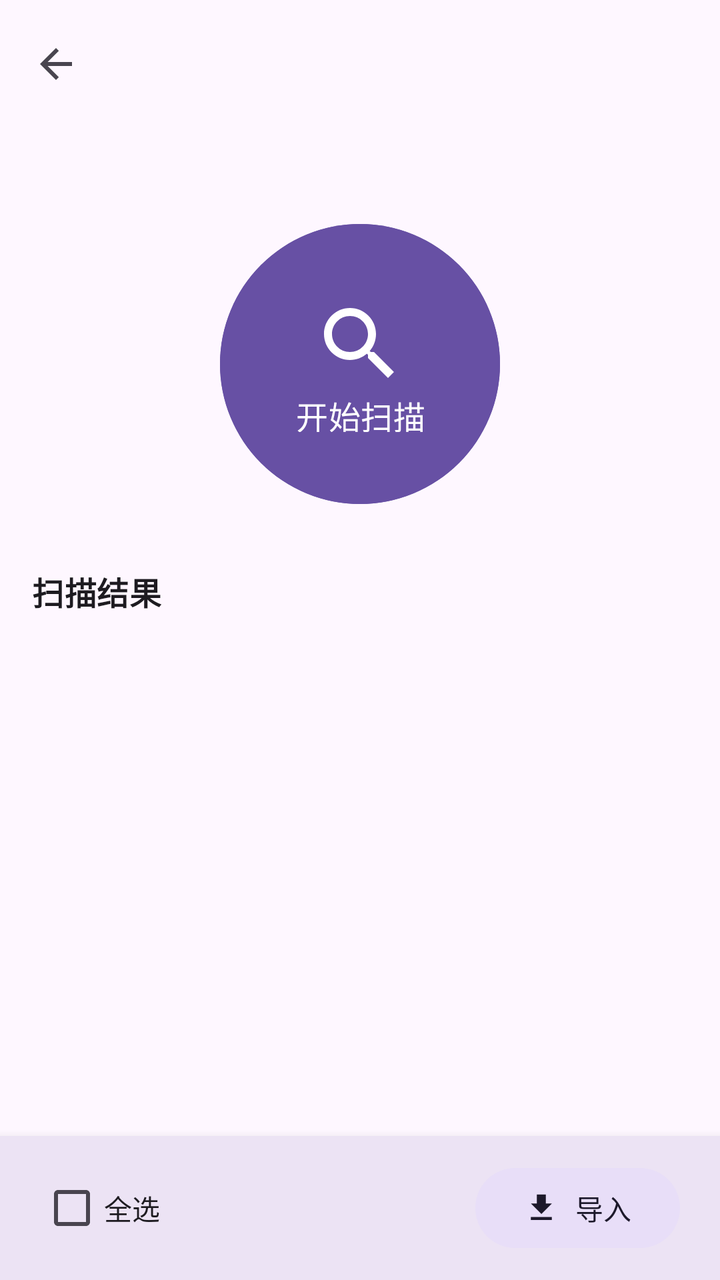
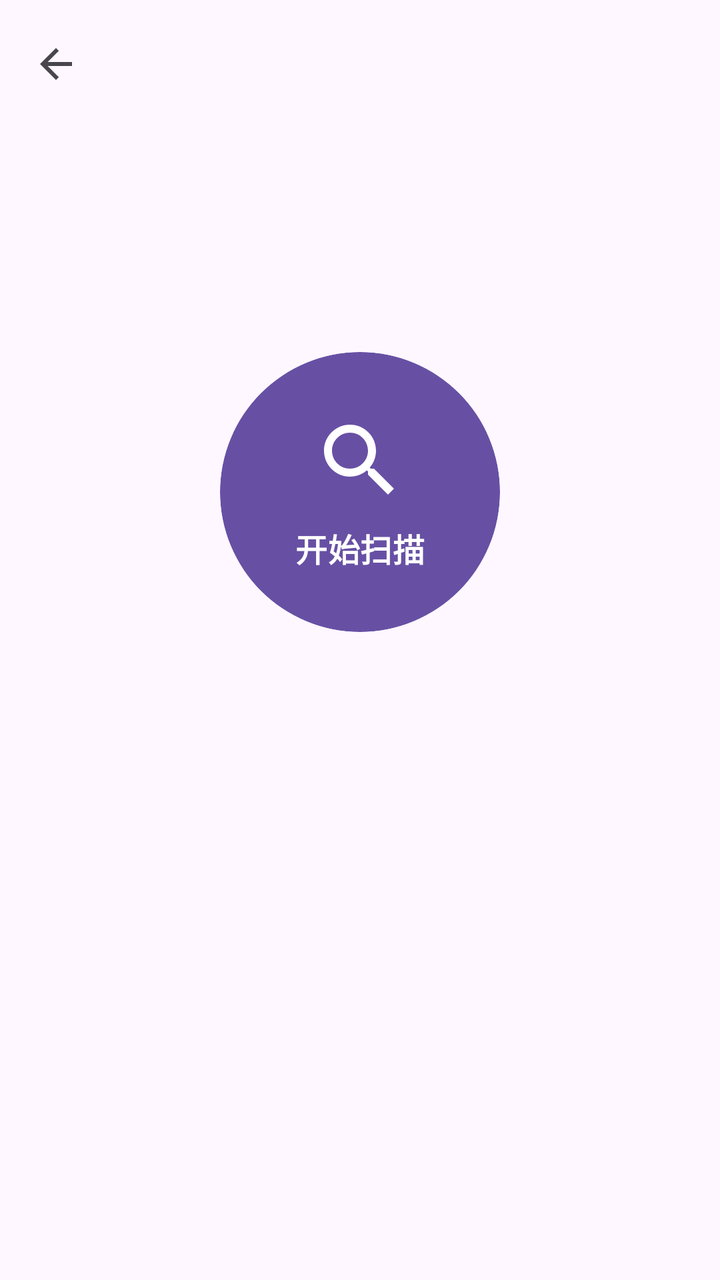

Two renders of the same Android screen: before a commit and after it. Below are the layout's source before the change and the commit's diff.
<!-- AndroidManifest.xml: application theme Theme.MyMedia -->
<!-- res/layout/activity_scan.xml -->
<?xml version="1.0" encoding="utf-8"?>
<LinearLayout xmlns:android="http://schemas.android.com/apk/res/android"
    xmlns:app="http://schemas.android.com/apk/res-auto"
    xmlns:tools="http://schemas.android.com/tools"
    android:layout_width="match_parent"
    android:layout_height="match_parent"
    android:orientation="vertical"
    android:background="?android:attr/colorBackground"
    tools:context=".feature.scan.ScanActivity">

    
    <com.google.android.material.appbar.AppBarLayout
        android:id="@+id/appBar"
        android:layout_width="match_parent"
        android:layout_height="wrap_content"
        android:background="?attr/colorSurface">

        <com.google.android.material.appbar.MaterialToolbar
            android:id="@+id/toolbar"
            android:layout_width="match_parent"
            android:layout_height="?attr/actionBarSize"
            app:navigationIcon="@drawable/ic_back" />
    </com.google.android.material.appbar.AppBarLayout>

    
    <androidx.core.widget.NestedScrollView
        android:layout_width="match_parent"
        android:layout_height="@dimen/dimens_0"
        android:layout_weight="1"
        android:fillViewport="true">

        <LinearLayout
            android:layout_width="match_parent"
            android:layout_height="wrap_content"
            android:orientation="vertical"
            android:padding="@dimen/dimens_16"
            android:gravity="center_horizontal">

            
            <com.google.android.material.button.MaterialButton
                android:id="@+id/btn_scan"
                android:layout_width="@dimen/dimens_140"
                android:layout_height="@dimen/dimens_140"
                android:text="@string/scan_action"
                app:iconPadding="@dimen/dimens_0"
                android:insetTop="@dimen/dimens_0"
                android:insetBottom="@dimen/dimens_0"
                app:cornerRadius="@dimen/dimens_70"
                style="@style/Widget.Material3.Button"
                android:backgroundTint="?attr/colorPrimary"
                android:textColor="?attr/colorOnPrimary"
                app:icon="@drawable/ic_search"
                app:iconSize="@dimen/dimens_48"
                app:iconGravity="top"
                app:iconTint="?attr/colorOnPrimary"
                android:paddingTop="@dimen/dimens_36"
                android:paddingBottom="@dimen/dimens_36"
                android:textAppearance="?attr/textAppearanceTitleMedium"
                android:layout_gravity="center_horizontal"
                android:layout_marginTop="@dimen/dimens_32"
                android:layout_marginBottom="@dimen/dimens_32" />

            
            <TextView
                android:id="@+id/tv_results_title"
                android:layout_width="match_parent"
                android:layout_height="wrap_content"
                android:text="@string/scan_results"
                android:layout_marginBottom="@dimen/dimens_16"
                android:textAppearance="?attr/textAppearanceTitleMedium"
                android:textStyle="bold" />

            
            <TextView
                android:id="@+id/tv_empty"
                android:layout_width="match_parent"
                android:layout_height="wrap_content"
                android:text="@string/no_results"
                android:textAppearance="?attr/textAppearanceBodyMedium"
                android:textColor="?android:attr/textColorSecondary"
                android:gravity="center"
                android:layout_marginTop="@dimen/dimens_24"
                android:visibility="gone" />

            
            <androidx.recyclerview.widget.RecyclerView
                android:id="@+id/rv_scan_results"
                android:layout_width="match_parent"
                android:layout_height="wrap_content"
                android:nestedScrollingEnabled="false"
                tools:listitem="@layout/item_media_linear" />

        </LinearLayout>
    </androidx.core.widget.NestedScrollView>

    
    <com.google.android.material.card.MaterialCardView
        android:id="@+id/bottom_bar"
        android:layout_width="match_parent"
        android:layout_height="wrap_content"
        style="@style/Widget.Material3.CardView.Elevated"
        app:cardCornerRadius="@dimen/dimens_0"
        app:cardElevation="@dimen/dimens_8"
        android:backgroundTint="?attr/colorSurface">

        <LinearLayout
            android:layout_width="match_parent"
            android:layout_height="wrap_content"
            android:orientation="horizontal"
            android:gravity="center_vertical"
            android:paddingStart="@dimen/dimens_20"
            android:paddingEnd="@dimen/dimens_20"
            android:paddingTop="@dimen/dimens_12"
            android:paddingBottom="@dimen/dimens_12">

            
            <com.google.android.material.checkbox.MaterialCheckBox
                android:id="@+id/cb_select_all"
                android:checked="false"
                android:layout_width="wrap_content"
                android:layout_height="wrap_content"
                android:text="全选"
                android:textAppearance="?attr/textAppearanceLabelLarge" />

            <View
                android:layout_width="@dimen/dimens_0"
                android:layout_height="@dimen/dimens_1"
                android:layout_weight="1" />

            
            <com.google.android.material.button.MaterialButton
                android:id="@+id/btn_import"
                android:layout_width="wrap_content"
                android:layout_height="wrap_content"
                android:text="导入"
                style="@style/Widget.Material3.Button.TonalButton"
                app:icon="@drawable/ic_import"
                app:iconGravity="textStart"
                android:paddingStart="@dimen/dimens_20"
                android:paddingEnd="@dimen/dimens_20" />

        </LinearLayout>
    </com.google.android.material.card.MaterialCardView>

</LinearLayout>
<!-- res/layout/item_media_linear.xml (included above) -->
<?xml version="1.0" encoding="utf-8"?>
<androidx.constraintlayout.widget.ConstraintLayout xmlns:android="http://schemas.android.com/apk/res/android"
    xmlns:app="http://schemas.android.com/apk/res-auto"
    xmlns:tools="http://schemas.android.com/tools"
    android:layout_width="match_parent"
    android:layout_height="wrap_content"
    android:background="?attr/selectableItemBackground">

    
    <com.google.android.material.checkbox.MaterialCheckBox
        android:id="@+id/cb_select"
        android:layout_width="wrap_content"
        android:layout_height="wrap_content"
        android:minWidth="@dimen/dimens_0"
        android:minHeight="@dimen/dimens_0"
        app:layout_constraintStart_toStartOf="parent"
        app:layout_constraintTop_toTopOf="parent"
        app:layout_constraintBottom_toBottomOf="parent" />

    <com.google.android.material.imageview.ShapeableImageView
        android:id="@+id/iv_media_icon"
        android:layout_width="@dimen/dimens_48"
        android:layout_height="@dimen/dimens_48"
        android:background="?attr/colorSurfaceVariant"
        android:scaleType="center"
        android:src="@drawable/ic_music"
        app:shapeAppearanceOverlay="@style/ShapeAppearance.Material3.Corner.Small"
        app:layout_constraintStart_toEndOf="@id/cb_select"
        app:layout_constraintTop_toTopOf="parent"
        app:layout_constraintBottom_toBottomOf="parent"
        android:layout_marginStart="@dimen/dimens_12" />
    <LinearLayout
        android:id="@+id/ll_media_content"
        android:layout_width="@dimen/dimens_0"
        android:layout_height="wrap_content"
        android:orientation="vertical"
        app:layout_constraintStart_toEndOf="@id/iv_media_icon"
        app:layout_constraintEnd_toStartOf="@id/btn_edit"
        app:layout_constraintTop_toTopOf="parent"
        app:layout_constraintBottom_toBottomOf="parent"
        android:layout_marginStart="@dimen/dimens_12"
        android:layout_marginEnd="@dimen/dimens_12">

        <TextView
            android:id="@+id/tv_media_title"
            android:layout_width="match_parent"
            android:layout_height="wrap_content"
            android:text="媒体名称"
            android:textAppearance="?attr/textAppearanceBodyLarge"
            android:textStyle="bold"
            android:ellipsize="end"
            android:singleLine="true" />

        <TextView
            android:id="@+id/tv_media_subtitle"
            android:layout_width="match_parent"
            android:layout_height="wrap_content"
            android:text="作者 / 时长 / 大小"
            android:textAppearance="?attr/textAppearanceBodyMedium"
            android:textColor="?android:attr/textColorSecondary"
            android:layout_marginTop="@dimen/dimens_2"
            android:ellipsize="end"
            android:singleLine="true" />
    </LinearLayout>


    
    <ImageView
        android:id="@+id/btn_edit"
        android:layout_width="@dimen/dimens_40"
        android:layout_height="@dimen/dimens_40"
        android:padding="@dimen/dimens_8"
        android:src="@drawable/ic_edit"
        android:background="?attr/selectableItemBackgroundBorderless"
        android:contentDescription="编辑"
        app:tint="?attr/colorOnSurfaceVariant"
        app:layout_constraintEnd_toEndOf="parent"
        app:layout_constraintTop_toTopOf="parent"
        app:layout_constraintBottom_toBottomOf="parent" />

    
    <ImageView
        android:id="@+id/btn_more"
        android:layout_width="@dimen/dimens_0"
        android:layout_height="@dimen/dimens_0"
        android:visibility="gone"
        app:layout_constraintTop_toTopOf="parent"
        app:layout_constraintStart_toStartOf="parent" />

</androidx.constraintlayout.widget.ConstraintLayout>
<!-- resources referenced by this layout -->
<resources>
  <dimen name="dimens_0">0dp</dimen>
  <dimen name="dimens_1">1dp</dimen>
  <dimen name="dimens_12">12dp</dimen>
  <dimen name="dimens_140">140dp</dimen>
  <dimen name="dimens_16">16dp</dimen>
  <dimen name="dimens_2">2dp</dimen>
  <dimen name="dimens_20">20dp</dimen>
  <dimen name="dimens_24">24dp</dimen>
  <dimen name="dimens_32">32dp</dimen>
  <dimen name="dimens_36">36dp</dimen>
  <dimen name="dimens_40">40dp</dimen>
  <dimen name="dimens_48">48dp</dimen>
  <dimen name="dimens_70">70dp</dimen>
  <dimen name="dimens_8">8dp</dimen>
  <!-- drawable ic_back (drawable) -->
  <vector xmlns:android="http://schemas.android.com/apk/res/android"
      android:width="24dp"
      android:height="24dp"
      android:viewportWidth="24"
      android:viewportHeight="24"
      android:tint="?attr/colorControlNormal">
    <path
        android:fillColor="@android:color/white"
        android:pathData="M20,11H7.83l5.59,-5.59L12,4l-8,8 8,8 1.41,-1.41L7.83,13H20v-2z"/>
  </vector>
  <!-- drawable ic_edit (drawable) -->
  <vector xmlns:android="http://schemas.android.com/apk/res/android"
      android:width="24dp"
      android:height="24dp"
      android:viewportWidth="24"
      android:viewportHeight="24"
      android:tint="?attr/colorControlNormal">
    <path
        android:fillColor="@android:color/white"
        android:pathData="M3,17.25V21h3.75L17.81,9.94l-3.75,-3.75L3,17.25zM20.71,7.04c0.39,-0.39 0.39,-1.02 0,-1.41l-2.34,-2.34c-0.39,-0.39 -1.02,-0.39 -1.41,0l-1.83,1.83 3.75,3.75 1.83,-1.83z"/>
  </vector>
  <!-- drawable ic_import (drawable) -->
  <vector xmlns:android="http://schemas.android.com/apk/res/android"
      android:width="24dp"
      android:height="24dp"
      android:viewportWidth="24"
      android:viewportHeight="24"
      android:tint="?attr/colorControlNormal">
    <path
        android:fillColor="@android:color/white"
        android:pathData="M19,9h-4V3H9v6H5l7,7 7,-7zM5,18v2h14v-2H5z"/>
  </vector>
  <!-- drawable ic_music (drawable) -->
  <vector xmlns:android="http://schemas.android.com/apk/res/android"
      android:width="24dp"
      android:height="24dp"
      android:viewportWidth="24"
      android:viewportHeight="24"
      android:tint="?attr/colorControlNormal">
    <path
        android:fillColor="@android:color/white"
        android:pathData="M12,3v10.55c-0.59,-0.34 -1.27,-0.55 -2,-0.55 -2.21,0 -4,1.79 -4,4s1.79,4 4,4 4,-1.79 4,-4V7h4V3h-6z"/>
  </vector>
  <!-- drawable ic_search (drawable) -->
  <vector xmlns:android="http://schemas.android.com/apk/res/android"
      android:width="24dp"
      android:height="24dp"
      android:viewportWidth="24"
      android:viewportHeight="24"
      android:tint="?attr/colorControlNormal">
    <path
        android:fillColor="@android:color/white"
        android:pathData="M15.5,14h-0.79l-0.28,-0.27C15.41,12.59 16,11.11 16,9.5 16,5.91 13.09,3 9.5,3S3,5.91 3,9.5 5.91,16 9.5,16c1.61,0 3.09,-0.59 4.23,-1.57l0.27,0.28v0.79l5,4.99L20.49,19l-4.99,-5zm-6,0C7.01,14 5,11.99 5,9.5S7.01,5 9.5,5 14,7.01 14,9.5 11.99,14 9.5,14z"/>
  </vector>
  <string name="no_results">暂无扫描结果</string>
  <string name="scan_action">开始扫描</string>
  <string name="scan_results">扫描结果</string>
  <style name="Theme.MyMedia" parent="Theme.Material3.DayNight.NoActionBar">
          
      </style>
</resources>

<!-- the commit's change to res/layout/activity_scan.xml (unified diff, before → after) -->
@@ -37,31 +37,52 @@
             android:gravity="center_horizontal">
 
             
-            <com.google.android.material.button.MaterialButton
+            
+            <com.google.android.material.card.MaterialCardView
                 android:id="@+id/btn_scan"
                 android:layout_width="@dimen/dimens_140"
                 android:layout_height="@dimen/dimens_140"
-                android:text="@string/scan_action"
-                app:iconPadding="@dimen/dimens_0"
-                android:insetTop="@dimen/dimens_0"
-                android:insetBottom="@dimen/dimens_0"
-                app:cornerRadius="@dimen/dimens_70"
-                style="@style/Widget.Material3.Button"
-                android:backgroundTint="?attr/colorPrimary"
-                android:textColor="?attr/colorOnPrimary"
-                app:icon="@drawable/ic_search"
-                app:iconSize="@dimen/dimens_48"
-                app:iconGravity="top"
-                app:iconTint="?attr/colorOnPrimary"
-                android:paddingTop="@dimen/dimens_36"
-                android:paddingBottom="@dimen/dimens_36"
-                android:textAppearance="?attr/textAppearanceTitleMedium"
                 android:layout_gravity="center_horizontal"
                 android:layout_marginTop="@dimen/dimens_32"
-                android:layout_marginBottom="@dimen/dimens_32" />
+                android:layout_marginBottom="@dimen/dimens_32"
+                android:translationY="@dimen/dimens_64"
+                app:cardCornerRadius="@dimen/dimens_70"
+                app:cardBackgroundColor="?attr/colorPrimary"
+                app:cardElevation="@dimen/dimens_0"
+                app:strokeWidth="@dimen/dimens_0"
+                android:clickable="true"
+                android:focusable="true"
+                android:foreground="?attr/selectableItemBackgroundBorderless">
+
+                <LinearLayout
+                    android:layout_width="match_parent"
+                    android:layout_height="match_parent"
+                    android:orientation="vertical"
+                    android:gravity="center"
+                    android:padding="@dimen/dimens_16">
+
+                    <ImageView
+                        android:id="@+id/iv_scan_icon"
+                        android:layout_width="@dimen/dimens_48"
+                        android:layout_height="@dimen/dimens_48"
+                        android:src="@drawable/ic_search"
+                        app:tint="?attr/colorOnPrimary" />
+
+                    
+                    <TextView
+                        android:layout_width="wrap_content"
+                        android:layout_height="wrap_content"
+                        android:layout_marginTop="@dimen/dimens_8"
+                        android:text="@string/scan_action"
+                        android:textColor="?attr/colorOnPrimary"
+                        android:textAppearance="?attr/textAppearanceTitleMedium"
+                        android:textStyle="bold" />
+                </LinearLayout>
+            </com.google.android.material.card.MaterialCardView>
 
             
             <TextView
+                android:alpha="0"
                 android:id="@+id/tv_results_title"
                 android:layout_width="match_parent"
                 android:layout_height="wrap_content"
@@ -72,6 +93,7 @@
 
             
             <TextView
+                tools:visibility="visible"
                 android:id="@+id/tv_empty"
                 android:layout_width="match_parent"
                 android:layout_height="wrap_content"
@@ -84,6 +106,7 @@
 
             
             <androidx.recyclerview.widget.RecyclerView
+                android:alpha="0"
                 android:id="@+id/rv_scan_results"
                 android:layout_width="match_parent"
                 android:layout_height="wrap_content"
@@ -95,6 +118,7 @@
 
     
     <com.google.android.material.card.MaterialCardView
+        android:alpha="0"
         android:id="@+id/bottom_bar"
         android:layout_width="match_parent"
         android:layout_height="wrap_content"
<!-- resource entries referenced after the edit -->
@@ -9,9 +9,9 @@
   <dimen name="dimens_20">20dp</dimen>
   <dimen name="dimens_24">24dp</dimen>
   <dimen name="dimens_32">32dp</dimen>
-  <dimen name="dimens_36">36dp</dimen>
   <dimen name="dimens_40">40dp</dimen>
   <dimen name="dimens_48">48dp</dimen>
+  <dimen name="dimens_64">64dp</dimen>
   <dimen name="dimens_70">70dp</dimen>
   <dimen name="dimens_8">8dp</dimen>
   <!-- drawable ic_back (drawable) -->
